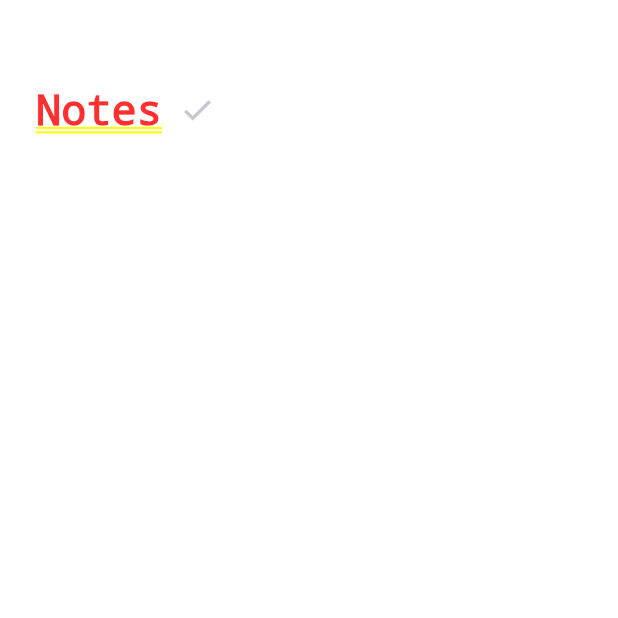
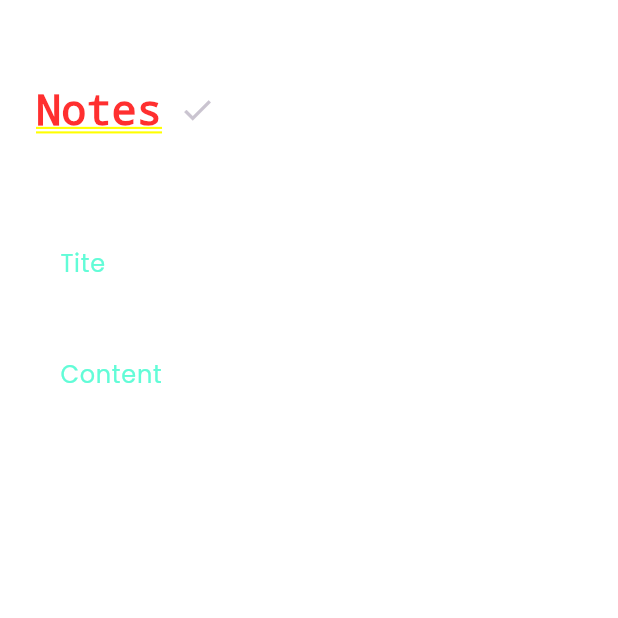
Before and after one commit to MoustafaMohamed1/notes_app, a Flutter app: the screen it shows after launch, after a tap on "Fltter tips", on a phone screen of 412 x 824 dp, the top half of it. Run offline on Flutter 3.47's test engine with Material 3 defaults, Android fonts, the phone set to English and light mode, and no system bars; our stand-ins replace font_awesome_flutter.

Commit message:
edit note view ui done

```diff
--- a/lib/widgets/add_note_bottom_sheet.dart
+++ b/lib/widgets/add_note_bottom_sheet.dart
@@ -13,13 +13,13 @@ class AddNoteBottomSheet extends StatelessWidget {
         child: SingleChildScrollView(
           child: Column(
           children: [
-            const SizedBox(
+             SizedBox(
               height: 32,
             ),
             CustomTextfield(
               hintText: 'title',
             ),
-            const SizedBox(height: 24),
+             SizedBox(height: 18),
             CustomTextfield(
               hintText: 'Content',
               maxLines: 5,
--- a/lib/widgets/custom_bottom.dart
+++ b/lib/widgets/custom_bottom.dart
@@ -11,7 +11,7 @@ class CustomBottom extends StatelessWidget {
       width: MediaQuery.of(context).size.width,
       height: 55,
       child: const Center(
-        child: Text('Add',style: TextStyle(color: Colors.black,fontSize: 21,fontWeight: FontWeight.bold),),
+        child: const Text('Add',style: TextStyle(color: Colors.black,fontSize: 21,fontWeight: FontWeight.bold),),
       ),
       decoration: BoxDecoration(
         color: kPrimaryColor,
--- a/lib/widgets/custom_text_field.dart
+++ b/lib/widgets/custom_text_field.dart
@@ -10,7 +10,7 @@ class CustomTextfield extends StatelessWidget {
        cursorColor: kPrimaryColor,
       maxLines: maxLines,
       decoration: InputDecoration(
-        hintText: hintText,hintStyle: TextStyle(color: kPrimaryColor),
+        hintText: hintText,hintStyle: const TextStyle(color: kPrimaryColor),
         border: buildBorder(),
         enabledBorder: buildBorder(),
         focusedBorder: buildBorder(kPrimaryColor),
--- a/lib/widgets/cutom_app_bar.dart
+++ b/lib/widgets/cutom_app_bar.dart
@@ -10,7 +10,7 @@ class CustomAppBar extends StatelessWidget {
   Widget build(BuildContext context) {
     return  Row(
       children: [
-       Text('Notes',style: const TextStyle(fontSize: 28,),),
+       const Text('Notes',style:  TextStyle(fontSize: 28,),),
         CustomIcon(icon:icon ,),
       ],
     );
--- a/lib/widgets/edit_note_view_body.dart
+++ b/lib/widgets/edit_note_view_body.dart
@@ -1,16 +1,33 @@
 import 'package:flutter/material.dart';
+import 'package:noteapp/widgets/custom_text_field.dart';
 import 'package:noteapp/widgets/cutom_app_bar.dart';
+
 class EditNoteViewBody extends StatelessWidget {
   const EditNoteViewBody({super.key});
 
   @override
   Widget build(BuildContext context) {
-    return const Padding(padding: EdgeInsets.symmetric(horizontal: 24),
-      child:const Column(
-      children: [
-        const SizedBox(height: 50),
-        const CustomAppBar(title: 'Edit Notes',icon: Icons.check,),
-      ],
-    ));
+    return const Padding(
+        padding: EdgeInsets.symmetric(horizontal: 24),
+        child: Column(
+          children: [
+            SizedBox(height: 50),
+            CustomAppBar(
+              title: 'Edit Notes',
+              icon: Icons.check,
+            ),
+            SizedBox(
+              height: 50,
+            ),
+            CustomTextfield(hintText: 'Tite'),
+            SizedBox(
+              height: 18,
+            ),
+            CustomTextfield(
+              hintText: 'Content',
+              maxLines: 5,
+            ),
+          ],
+        ));
   }
 }
```
